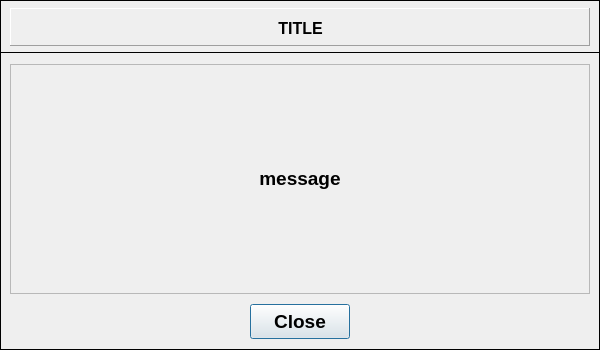
The window that data/user_input/ui/Plots/Messages/printMessages.ui (open-pulse/OpenPulse) describes before a commit, drawn with Qt 5.
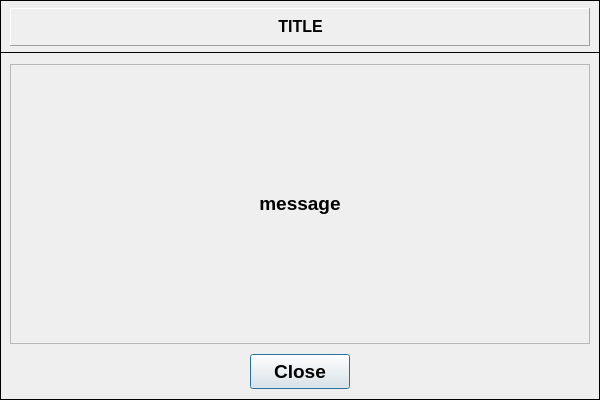
The same window after the commit.

What changed in the file:
```diff
--- a/data/user_input/ui/Plots/Messages/printMessages.ui
+++ b/data/user_input/ui/Plots/Messages/printMessages.ui
@@ -7,19 +7,19 @@
     <x>0</x>
     <y>0</y>
     <width>600</width>
-    <height>350</height>
+    <height>400</height>
    </rect>
   </property>
   <property name="minimumSize">
    <size>
     <width>600</width>
-    <height>350</height>
+    <height>400</height>
    </size>
   </property>
   <property name="maximumSize">
    <size>
     <width>600</width>
-    <height>350</height>
+    <height>400</height>
    </size>
   </property>
   <property name="windowTitle">
@@ -31,19 +31,19 @@
      <x>0</x>
      <y>52</y>
      <width>600</width>
-     <height>298</height>
+     <height>348</height>
     </rect>
    </property>
    <property name="minimumSize">
     <size>
      <width>600</width>
-     <height>298</height>
+     <height>348</height>
     </size>
    </property>
    <property name="maximumSize">
     <size>
      <width>600</width>
-     <height>298</height>
+     <height>348</height>
     </size>
    </property>
    <property name="frameShape">
@@ -58,19 +58,19 @@
       <x>10</x>
       <y>12</y>
       <width>580</width>
-      <height>230</height>
+      <height>280</height>
      </rect>
     </property>
     <property name="minimumSize">
      <size>
       <width>580</width>
-      <height>230</height>
+      <height>280</height>
      </size>
     </property>
     <property name="maximumSize">
      <size>
       <width>580</width>
-      <height>230</height>
+      <height>280</height>
      </size>
     </property>
     <property name="font">
@@ -105,7 +105,7 @@
     <property name="geometry">
      <rect>
       <x>250</x>
-      <y>252</y>
+      <y>302</y>
       <width>100</width>
       <height>35</height>
      </rect>
@@ -188,9 +188,9 @@
      <property name="geometry">
       <rect>
        <x>4</x>
-       <y>6</y>
+       <y>0</y>
        <width>573</width>
-       <height>29</height>
+       <height>38</height>
       </rect>
      </property>
      <property name="minimumSize">
```
Left out of the diff: 4 changed lines with no effect on the pictures.
